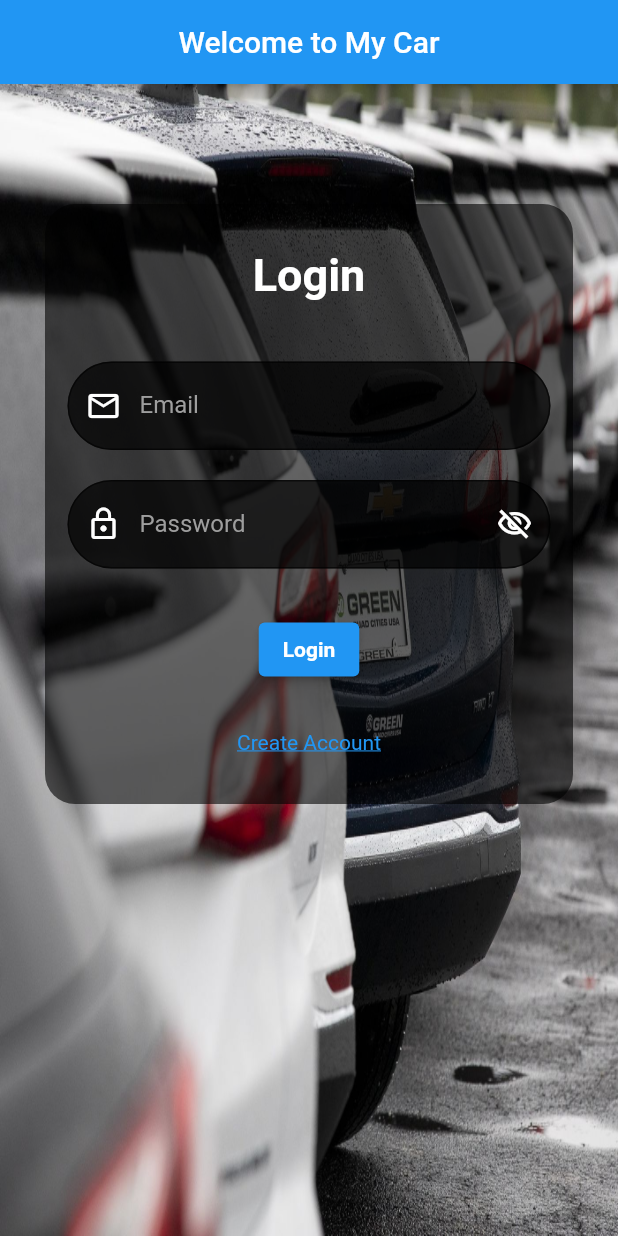
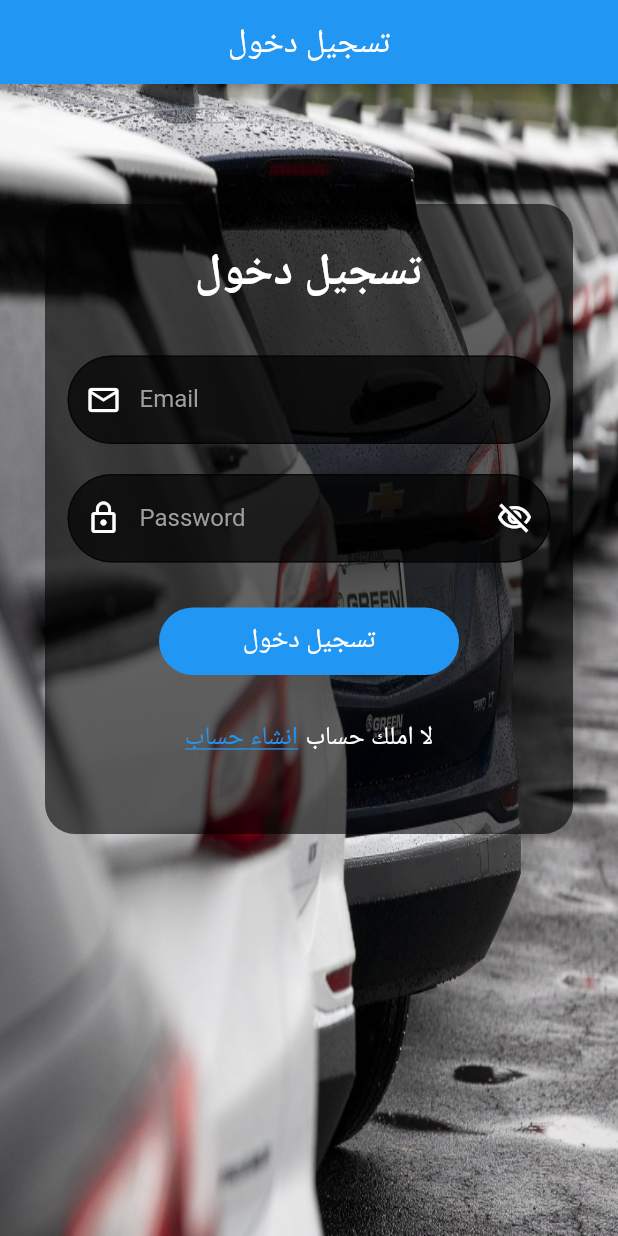
Before and after one commit to Bassem9999/Arabity, a Flutter app: the screen it shows after launch, on a phone screen of 412 x 824 dp. Run offline on Flutter 3.47's test engine with Material 2 defaults, Android fonts, the phone set to English and light mode, and no system bars; our stand-ins replace carousel_pro_nullsafety, firebase_core, firebase_messaging, flutter_bloc, image_picker, introduction_screen and 2 more; accounts and stored records are empty.

Commit message:
21-5-2023

```diff
--- a/lib/components/widgets/car_widget.dart
+++ b/lib/components/widgets/car_widget.dart
@@ -13,6 +13,7 @@ class CarWidget extends StatelessWidget {
   final transimition;
   final km;
   final year;
+  final ownerId;
   final name;
   final phone;
   final city;
@@ -40,6 +41,7 @@ class CarWidget extends StatelessWidget {
    required this.year,
    required this.name,
    required this.phone,
+   required this.ownerId,
    required this.city,
    required this.additions,
    required this.info,
@@ -102,6 +104,7 @@ class CarWidget extends StatelessWidget {
                 i_transimition:transimition,
                 i_km:km ,
                 i_year:year,
+                i_ownerId:ownerId,
                 i_owner:name,
                 i_phone:phone,
                 i_city:city,
--- a/lib/main.dart
+++ b/lib/main.dart
@@ -29,7 +29,7 @@ class MyApp extends StatelessWidget {
     return MultiBlocProvider(
       providers: [
          BlocProvider(create: (context) => AuthCubit(),),
-         BlocProvider(create: (context) => AppCubit()..createDatabase()..fillBrandsList(),),
+         BlocProvider(create: (context) => AppCubit()..notifyPermission()..createDatabase()..fillBrandsList(),),
       ],
       child: MaterialApp(
         title: 'Arabity',
--- a/lib/view/auth/login.dart
+++ b/lib/view/auth/login.dart
@@ -13,9 +13,21 @@ class Login extends StatelessWidget {
   @override
   Widget build(BuildContext context) {
     var cubit = AuthCubit.get(context);
-    return Scaffold(
+    return WillPopScope(
+      onWillPop: (){
+       return showdialog(context, "هل تريد اغلاق التطبيق ؟", null,[
+        TextButton(onPressed: (){
+          Navigator.of(context).pop(true);
+        }, child: Text("نعم",style: TextStyle(color: Colors.white,fontSize: 18),)),
+
+        TextButton(onPressed: (){
+          Navigator.of(context).pop(false);
+        }, child: Text("لا",style: TextStyle(color: Colors.white,fontSize: 18)))
+       ], Colors.grey);
+      },
+      child: Scaffold(
           appBar: AppBar(
-          title: Text("Welcome to My Car"),
+            title: Text("تسجيل دخول",style: TextStyle(fontSize: 22),),
             centerTitle: true,
           ),
           body: Container(
@@ -27,7 +39,7 @@ class Login extends StatelessWidget {
                 SizedBox(height: 30,),
                 Container(
                    margin: EdgeInsets.symmetric(horizontal: 30,vertical: 50),
-                   height: 400,
+                     height: 420,
                         decoration: BoxDecoration(
                           color: Colors.black.withOpacity(0.6),
                           borderRadius: BorderRadius.circular(20)
@@ -38,33 +50,44 @@ class Login extends StatelessWidget {
                       children: <Widget>[
 
                   Container(
-                   padding: EdgeInsets.symmetric(vertical: 30),
-                   child: Center(child: Text("Login",style: TextStyle(color:Colors.white ,fontSize: 30,fontWeight: FontWeight.bold),)),
+                     padding: EdgeInsets.symmetric(vertical: 25),
+                     child: Center(child: Text("تسجيل دخول",style: TextStyle(color:Colors.white ,fontSize: 30,fontWeight: FontWeight.bold),)),
                    ),
 
                    TextFieldWidget(label: "Email", suffex: Icons.email_outlined, mycontroller: loginEmail, myval: myvalEmail, isPassword: false),
                    TextFieldWidget(label: "Password", suffex: Icons.lock_outline, mycontroller: loginPassword, myval: myvalPassword, isPassword: true),
 
-                  Container(
+                    InkWell(
+                      child: Container(
+                        height: 45,
+                        width: 200,
                         margin: EdgeInsets.only(top: 20),
-                    child: ElevatedButton(child: Text("Login",style: TextStyle(color: Colors.white,fontWeight: FontWeight.bold),),
-                    onPressed: (){
-                      showcircle(context);
+                        alignment: Alignment.center,
+                        decoration: BoxDecoration(
+                          color: Colors.blue,
+                          borderRadius: BorderRadius.circular(30)
+                        ),
+                        child: Text("تسجيل دخول",style: TextStyle(color: Colors.white,fontSize: 18),),
+                      ),
+                      onTap: () {
                         cubit.login(context);
                       },
-                  //  color: Colors.blue,
-                    ),
                     ),
 
                   Container(
                     margin: EdgeInsets.symmetric(vertical: 30),
-                  child: InkWell(
-                     child: Center(child: Text("Create Account",
-                     style: TextStyle(color:Colors.blue,decoration: TextDecoration.underline),
-                     )),
+                    child: Row(
+                      mainAxisAlignment: MainAxisAlignment.center,
+                      children: [
+                        InkWell(
+                           child: Text("انشاء حساب",style: TextStyle(color:Colors.blue,fontSize: 17,decoration: TextDecoration.underline)),
                            onTap: (){
                              myReplaceNavigator(context, Signup());
                            },
+                         ),
+                         SizedBox(width: 5,),
+                         Text("لا املك حساب",style: TextStyle(color:Colors.white,fontSize: 17)),
+                      ],
                     ),
                   ),
                        ],
@@ -74,6 +97,7 @@ class Login extends StatelessWidget {
               ],
             ),
           ),
+        ),
     );
 
   }
--- a/lib/view/cars/cars.dart
+++ b/lib/view/cars/cars.dart
@@ -34,6 +34,7 @@ class CarsList extends StatelessWidget {
                 year: snapshot.data[i]['year'],
                 name: snapshot.data[i]['owner'],
                 phone: snapshot.data[i]['phone'],
+                ownerId: snapshot.data[i]['ownerId'],
                 city: snapshot.data[i]['city'],
                 additions: snapshot.data[i]['additions'],
                 info: snapshot.data[i]['info'],
--- a/lib/view/home/chat.dart
+++ b/lib/view/chatting/chat.dart
@@ -10,7 +10,8 @@ import 'package:flutter_bloc/flutter_bloc.dart';
 class ChatPage extends StatelessWidget {
   String sendFrom;
   String sendTo;
-   ChatPage({super.key,required this.sendFrom, required this.sendTo});
+  String recieverId;
+   ChatPage({super.key,required this.sendFrom, required this.sendTo, required this.recieverId});
 
   @override
   Widget build(BuildContext context) {
@@ -79,7 +80,7 @@ class ChatPage extends StatelessWidget {
                       ),
                       IconButton(
                           onPressed:(){
-                            cubit.sendMessage(sendFrom: sendFrom,sendTo: sendTo);
+                            cubit.sendMessage(sendFrom: sendFrom,sendTo: sendTo, recieverId: recieverId);
                           },
                           icon: const Icon(
                             Icons.send,
--- a/lib/view/search/searchedcar.dart
+++ b/lib/view/search/searchedcar.dart
@@ -55,6 +55,7 @@ class _SearchState extends State<Searchedcar> {
                           km: snapshot.data[i]['km'],
                           year: snapshot.data[i]['year'],
                           color: snapshot.data[i]['year'],
+                          ownerId: snapshot.data[i]['ownerId'],
                           name: snapshot.data[i]['owner'],
                           phone: snapshot.data[i]['phone'],
                           city: snapshot.data[i]['city'],
```
Also changed, not shown: lib/components/functions.dart (+12 -7 lines), lib/components/widgets/drawer_widget.dart (+11 -0 lines), lib/repositories/chat_repo.dart (+8 -0 lines), lib/view/auth/signup.dart (+31 -14 lines), lib/view/cars/add.dart (+5 -2 lines), lib/view/cars/information.dart (+11 -6 lines), lib/view/chatting/mychats.dart (added, +42 -0 lines), lib/view/home/home.dart (+14 -2 lines), lib/view_model/app_cubit/app_cubit.dart (+34 -5 lines), lib/view_model/auth_cubit/auth_cubit.dart (+18 -11 lines). Lines whose indentation alone changed are shown as unchanged.
